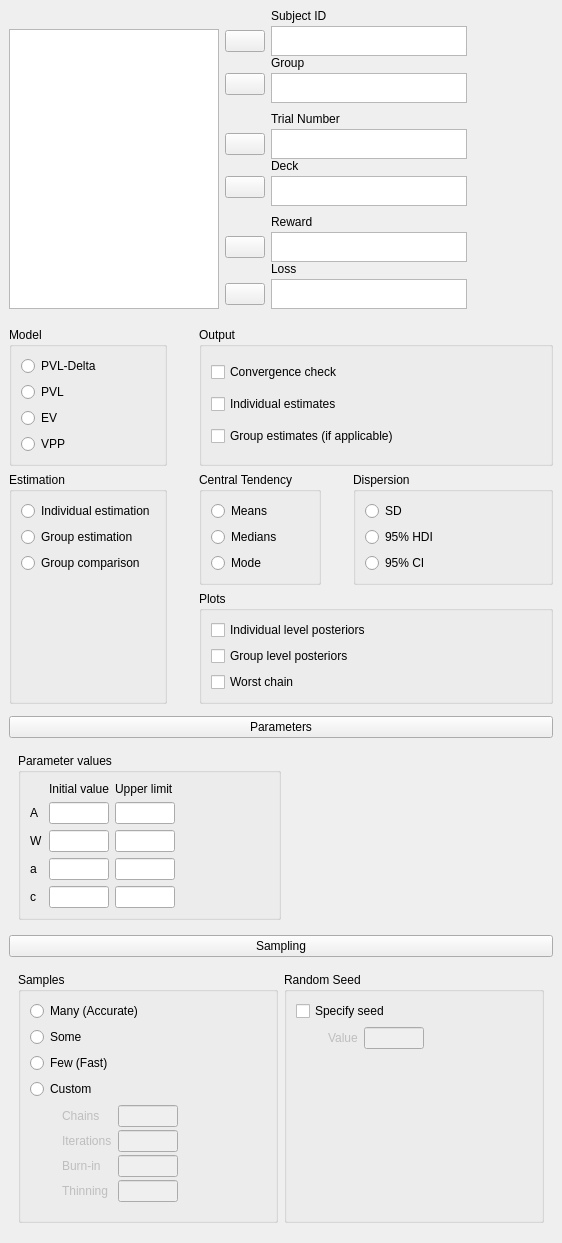
The window that JASP-Desktop/analysisforms/r11tlearnform.ui (jasp-stats/jasp-desktop) describes before a commit, drawn with Qt 5.
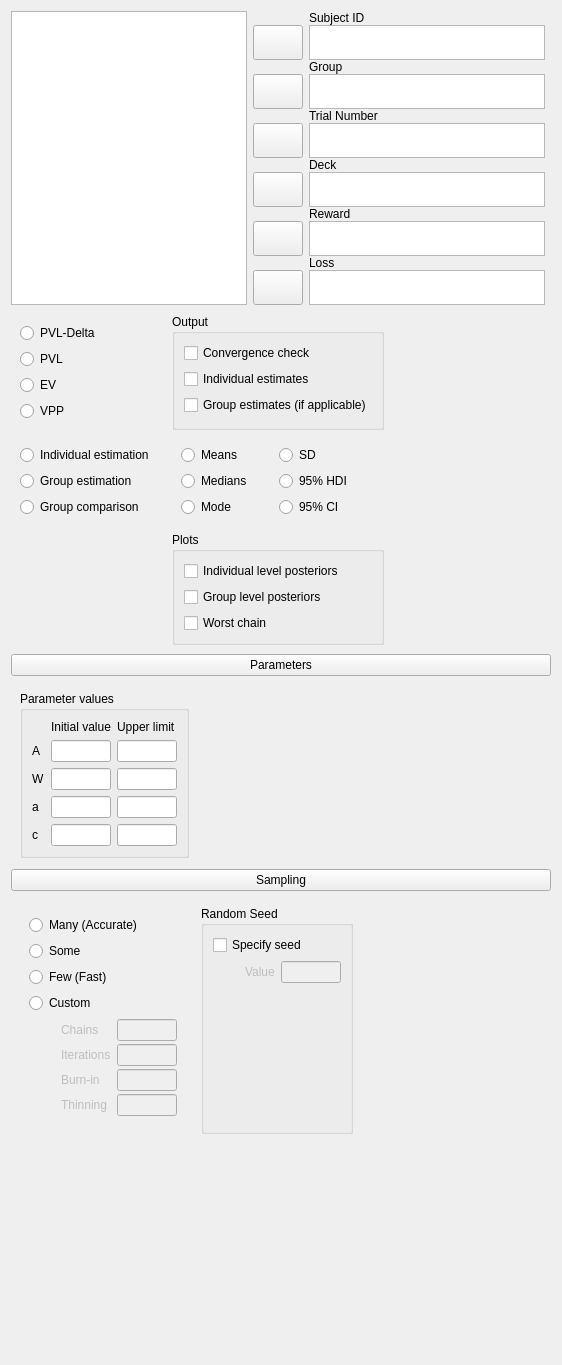
The same window after the commit. Custom widgets are drawn as their Qt base class.

Diff of the .ui file:
```diff
--- a/JASP-Desktop/analysisforms/r11tlearnform.ui
+++ b/JASP-Desktop/analysisforms/r11tlearnform.ui
@@ -7,116 +7,42 @@
     <x>0</x>
     <y>0</y>
     <width>562</width>
-    <height>1243</height>
+    <height>1365</height>
    </rect>
   </property>
   <property name="windowTitle">
    <string>Form</string>
   </property>
   <layout class="QGridLayout" name="gridLayout_25">
-   <property name="leftMargin">
-    <number>0</number>
-   </property>
-   <property name="topMargin">
-    <number>0</number>
-   </property>
-   <property name="rightMargin">
-    <number>0</number>
-   </property>
-   <property name="bottomMargin">
-    <number>0</number>
-   </property>
    <property name="verticalSpacing">
     <number>0</number>
    </property>
-   <item row="0" column="1">
-    <widget class="QWidget" name="widget_4" native="true">
-     <property name="minimumSize">
-      <size>
-       <width>80</width>
-       <height>0</height>
-      </size>
-     </property>
-    </widget>
-   </item>
    <item row="0" column="0">
     <widget class="QWidget" name="widget_3" native="true">
      <layout class="QGridLayout" name="gridLayout_7">
+      <property name="leftMargin">
+       <number>0</number>
+      </property>
+      <property name="topMargin">
+       <number>0</number>
+      </property>
+      <property name="rightMargin">
+       <number>0</number>
+      </property>
+      <property name="bottomMargin">
+       <number>0</number>
+      </property>
       <property name="verticalSpacing">
        <number>0</number>
       </property>
-      <item row="4" column="1" colspan="3">
-       <widget class="QWidget" name="randomFactorsBox" native="true">
-        <layout class="QGridLayout" name="gridLayout">
-         <property name="leftMargin">
-          <number>0</number>
-         </property>
-         <property name="topMargin">
-          <number>0</number>
-         </property>
-         <property name="rightMargin">
-          <number>0</number>
-         </property>
-         <property name="verticalSpacing">
-          <number>3</number>
-         </property>
-         <item row="0" column="0">
-          <widget class="QWidget" name="widget_9" native="true"/>
-         </item>
-         <item row="1" column="0">
-          <widget class="AssignButton" name="buttonAssignDeck">
-           <property name="maximumSize">
-            <size>
-             <width>50</width>
-             <height>16777215</height>
-            </size>
-           </property>
-           <property name="text">
-            <string/>
-           </property>
-          </widget>
-         </item>
-         <item row="1" column="1" rowspan="2">
-          <widget class="BoundListView" name="deck">
-           <property name="sizePolicy">
-            <sizepolicy hsizetype="Maximum" vsizetype="Expanding">
-             <horstretch>0</horstretch>
-             <verstretch>0</verstretch>
-            </sizepolicy>
-           </property>
-           <property name="maximumSize">
-            <size>
-             <width>210</width>
-             <height>30</height>
-            </size>
-           </property>
-           <property name="selectionMode">
-            <enum>QAbstractItemView::ExtendedSelection</enum>
-           </property>
-          </widget>
-         </item>
-         <item row="0" column="1">
-          <widget class="QLabel" name="label_3">
-           <property name="text">
-            <string>Deck</string>
-           </property>
-          </widget>
-         </item>
-        </layout>
-       </widget>
-      </item>
-      <item row="0" column="0">
-       <widget class="QWidget" name="widget_2" native="true">
-        <property name="maximumSize">
-         <size>
-          <width>16777215</width>
-          <height>20</height>
-         </size>
+      <item row="0" column="1" rowspan="2" colspan="2">
+       <widget class="QWidget" name="topWidget" native="true">
+        <property name="sizePolicy">
+         <sizepolicy hsizetype="Expanding" vsizetype="Fixed">
+          <horstretch>0</horstretch>
+          <verstretch>0</verstretch>
+         </sizepolicy>
         </property>
-       </widget>
-      </item>
-      <item row="0" column="1" rowspan="2" colspan="3">
-       <widget class="QWidget" name="widget_6" native="true">
         <layout class="QGridLayout" name="gridLayout_3">
          <property name="leftMargin">
           <number>0</number>
@@ -131,24 +57,33 @@
           <number>0</number>
          </property>
          <property name="verticalSpacing">
-          <number>3</number>
+          <number>0</number>
          </property>
-         <item row="0" column="0">
-          <widget class="QWidget" name="widget_7" native="true"/>
-         </item>
-         <item row="0" column="1">
+         <item row="0" column="2">
           <widget class="QLabel" name="label">
            <property name="text">
             <string>Subject ID</string>
            </property>
           </widget>
          </item>
-         <item row="1" column="0">
-          <widget class="AssignButton" name="buttonAssignSubjectId">
+         <item row="7" column="1">
+          <widget class="AssignButton" name="buttonAssignDeck">
+           <property name="sizePolicy">
+            <sizepolicy hsizetype="Fixed" vsizetype="Fixed">
+             <horstretch>0</horstretch>
+             <verstretch>0</verstretch>
+            </sizepolicy>
+           </property>
+           <property name="minimumSize">
+            <size>
+             <width>50</width>
+             <height>35</height>
+            </size>
+           </property>
            <property name="maximumSize">
             <size>
              <width>50</width>
-             <height>16777215</height>
+             <height>35</height>
             </size>
            </property>
            <property name="text">
@@ -156,10 +91,10 @@
            </property>
           </widget>
          </item>
-         <item row="1" column="1">
-          <widget class="BoundListView" name="subjectId">
+         <item row="7" column="2">
+          <widget class="BoundListView" name="deck">
            <property name="sizePolicy">
-            <sizepolicy hsizetype="Maximum" vsizetype="Expanding">
+            <sizepolicy hsizetype="Expanding" vsizetype="Fixed">
              <horstretch>0</horstretch>
              <verstretch>0</verstretch>
             </sizepolicy>
@@ -167,13 +102,13 @@
            <property name="minimumSize">
             <size>
              <width>0</width>
-             <height>0</height>
+             <height>35</height>
             </size>
            </property>
            <property name="maximumSize">
             <size>
-             <width>210</width>
-             <height>30</height>
+             <width>16777215</width>
+             <height>35</height>
             </size>
            </property>
            <property name="selectionMode">
@@ -181,30 +116,163 @@
            </property>
           </widget>
          </item>
-        </layout>
-       </widget>
-      </item>
-      <item row="2" column="1" colspan="3">
-       <widget class="QWidget" name="fixedFactorsBox" native="true">
-        <layout class="QGridLayout" name="gridLayout_2">
-         <property name="leftMargin">
-          <number>0</number>
-         </property>
-         <property name="topMargin">
-          <number>0</number>
-         </property>
-         <property name="rightMargin">
-          <number>0</number>
-         </property>
-         <property name="verticalSpacing">
-          <number>3</number>
-         </property>
-         <item row="1" column="0">
+         <item row="9" column="1">
+          <widget class="AssignButton" name="buttonAssignReward">
+           <property name="sizePolicy">
+            <sizepolicy hsizetype="Fixed" vsizetype="Fixed">
+             <horstretch>0</horstretch>
+             <verstretch>0</verstretch>
+            </sizepolicy>
+           </property>
+           <property name="minimumSize">
+            <size>
+             <width>50</width>
+             <height>35</height>
+            </size>
+           </property>
+           <property name="maximumSize">
+            <size>
+             <width>50</width>
+             <height>35</height>
+            </size>
+           </property>
+           <property name="text">
+            <string/>
+           </property>
+          </widget>
+         </item>
+         <item row="8" column="2">
+          <widget class="QLabel" name="label_5">
+           <property name="text">
+            <string>Reward</string>
+           </property>
+          </widget>
+         </item>
+         <item row="9" column="2">
+          <widget class="BoundListView" name="reward">
+           <property name="sizePolicy">
+            <sizepolicy hsizetype="Expanding" vsizetype="Fixed">
+             <horstretch>0</horstretch>
+             <verstretch>0</verstretch>
+            </sizepolicy>
+           </property>
+           <property name="minimumSize">
+            <size>
+             <width>0</width>
+             <height>35</height>
+            </size>
+           </property>
+           <property name="maximumSize">
+            <size>
+             <width>16777215</width>
+             <height>35</height>
+            </size>
+           </property>
+           <property name="selectionMode">
+            <enum>QAbstractItemView::ExtendedSelection</enum>
+           </property>
+          </widget>
+         </item>
+         <item row="11" column="1">
+          <widget class="AssignButton" name="buttonAssignLoss">
+           <property name="sizePolicy">
+            <sizepolicy hsizetype="Fixed" vsizetype="Fixed">
+             <horstretch>0</horstretch>
+             <verstretch>0</verstretch>
+            </sizepolicy>
+           </property>
+           <property name="minimumSize">
+            <size>
+             <width>50</width>
+             <height>35</height>
+            </size>
+           </property>
+           <property name="maximumSize">
+            <size>
+             <width>50</width>
+             <height>35</height>
+            </size>
+           </property>
+           <property name="text">
+            <string/>
+           </property>
+          </widget>
+         </item>
+         <item row="10" column="2">
+          <widget class="QLabel" name="label_6">
+           <property name="text">
+            <string>Loss</string>
+           </property>
+          </widget>
+         </item>
+         <item row="11" column="2">
+          <widget class="BoundListView" name="loss">
+           <property name="sizePolicy">
+            <sizepolicy hsizetype="Expanding" vsizetype="Fixed">
+             <horstretch>0</horstretch>
+             <verstretch>0</verstretch>
+            </sizepolicy>
+           </property>
+           <property name="minimumSize">
+            <size>
+             <width>0</width>
+             <height>35</height>
+            </size>
+           </property>
+           <property name="maximumSize">
+            <size>
+             <width>16777215</width>
+             <height>35</height>
+            </size>
+           </property>
+           <property name="selectionMode">
+            <enum>QAbstractItemView::ExtendedSelection</enum>
+           </property>
+          </widget>
+         </item>
+         <item row="5" column="2">
+          <widget class="BoundListView" name="trialNumber">
+           <property name="sizePolicy">
+            <sizepolicy hsizetype="Expanding" vsizetype="Fixed">
+             <horstretch>0</horstretch>
+             <verstretch>0</verstretch>
+            </sizepolicy>
+           </property>
+           <property name="minimumSize">
+            <size>
+             <width>0</width>
+             <height>35</height>
+            </size>
+           </property>
+           <property name="maximumSize">
+            <size>
+             <width>16777215</width>
+             <height>35</height>
+            </size>
+           </property>
+           <property name="selectionMode">
+            <enum>QAbstractItemView::ExtendedSelection</enum>
+           </property>
+          </widget>
+         </item>
+         <item row="3" column="1">
           <widget class="AssignButton" name="buttonAssignGroup">
+           <property name="sizePolicy">
+            <sizepolicy hsizetype="Fixed" vsizetype="Fixed">
+             <horstretch>0</horstretch>
+             <verstretch>0</verstretch>
+            </sizepolicy>
+           </property>
+           <property name="minimumSize">
+            <size>
+             <width>50</width>
+             <height>35</height>
+            </size>
+           </property>
            <property name="maximumSize">
             <size>
              <width>50</width>
-             <height>16777215</height>
+             <height>35</height>
             </size>
            </property>
            <property name="text">
@@ -212,18 +280,24 @@
            </property>
           </widget>
          </item>
-         <item row="1" column="1" rowspan="2">
+         <item row="3" column="2">
           <widget class="BoundListView" name="group">
            <property name="sizePolicy">
-            <sizepolicy hsizetype="Maximum" vsizetype="Expanding">
+            <sizepolicy hsizetype="Expanding" vsizetype="Fixed">
              <horstretch>0</horstretch>
              <verstretch>0</verstretch>
             </sizepolicy>
            </property>
+           <property name="minimumSize">
+            <size>
+             <width>0</width>
+             <height>35</height>
+            </size>
+           </property>
            <property name="maximumSize">
             <size>
-             <width>210</width>
-             <height>30</height>
+             <width>16777215</width>
+             <height>35</height>
             </size>
            </property>
            <property name="selectionMode">
@@ -231,103 +305,98 @@
            </property>
           </widget>
          </item>
-         <item row="0" column="0">
-          <widget class="QWidget" name="widget_8" native="true"/>
-         </item>
-         <item row="0" column="1">
+         <item row="2" column="2">
           <widget class="QLabel" name="label_2">
            <property name="text">
             <string>Group</string>
            </property>
           </widget>
          </item>
-        </layout>
-       </widget>
-      </item>
-      <item row="1" column="0" rowspan="8">
-       <widget class="AvailableFieldsListView" name="listAvailableFields">
-        <property name="sizePolicy">
-         <sizepolicy hsizetype="Fixed" vsizetype="Expanding">
-          <horstretch>0</horstretch>
-          <verstretch>0</verstretch>
-         </sizepolicy>
-        </property>
-        <property name="minimumSize">
-         <size>
-          <width>0</width>
-          <height>200</height>
-         </size>
-        </property>
-        <property name="maximumSize">
-         <size>
-          <width>210</width>
-          <height>16777215</height>
-         </size>
-        </property>
-        <property name="selectionMode">
-         <enum>QAbstractItemView::ExtendedSelection</enum>
-        </property>
-       </widget>
-      </item>
-      <item row="3" column="1" colspan="3">
-       <widget class="QWidget" name="widget_11" native="true">
-        <layout class="QGridLayout" name="gridLayout_4">
-         <property name="leftMargin">
-          <number>0</number>
-         </property>
-         <property name="topMargin">
-          <number>0</number>
-         </property>
-         <property name="rightMargin">
-          <number>0</number>
-         </property>
-         <property name="bottomMargin">
-          <number>0</number>
-         </property>
-         <property name="verticalSpacing">
-          <number>3</number>
-         </property>
-         <item row="0" column="0">
-          <widget class="QWidget" name="widget_12" native="true"/>
+         <item row="5" column="1">
+          <widget class="AssignButton" name="buttonAssignTrialNumber">
+           <property name="sizePolicy">
+            <sizepolicy hsizetype="Fixed" vsizetype="Fixed">
+             <horstretch>0</horstretch>
+             <verstretch>0</verstretch>
+            </sizepolicy>
+           </property>
+           <property name="minimumSize">
+            <size>
+             <width>50</width>
+             <height>35</height>
+            </size>
+           </property>
+           <property name="maximumSize">
+            <size>
+             <width>50</width>
+             <height>35</height>
+            </size>
+           </property>
+           <property name="text">
+            <string/>
+           </property>
+          </widget>
          </item>
-         <item row="0" column="1">
+         <item row="4" column="2">
           <widget class="QLabel" name="label_4">
            <property name="text">
             <string>Trial Number</string>
            </property>
           </widget>
          </item>
+         <item row="6" column="2">
+          <widget class="QLabel" name="label_3">
+           <property name="text">
+            <string>Deck</string>
+           </property>
+          </widget>
+         </item>
+         <item row="0" column="1">
+          <widget class="QWidget" name="widget_7" native="true"/>
+         </item>
+         <item row="1" column="2">
+          <widget class="BoundListView" name="subjectId">
+           <property name="sizePolicy">
+            <sizepolicy hsizetype="Expanding" vsizetype="Fixed">
+             <horstretch>0</horstretch>
+             <verstretch>0</verstretch>
+            </sizepolicy>
+           </property>
+           <property name="minimumSize">
+            <size>
+             <width>0</width>
+             <height>35</height>
+            </size>
+           </property>
+           <property name="maximumSize">
+            <size>
+             <width>16777215</width>
+             <height>35</height>
+            </size>
+           </property>
+           <property name="selectionMode">
+            <enum>QAbstractItemView::ExtendedSelection</enum>
+           </property>
+          </widget>
+         </item>
          <item row="1" column="1">
-          <widget class="BoundListView" name="trialNumber">
+          <widget class="AssignButton" name="buttonAssignSubjectId">
            <property name="sizePolicy">
-            <sizepolicy hsizetype="Maximum" vsizetype="Expanding">
+            <sizepolicy hsizetype="Fixed" vsizetype="Fixed">
              <horstretch>0</horstretch>
              <verstretch>0</verstretch>
             </sizepolicy>
            </property>
            <property name="minimumSize">
             <size>
-             <width>0</width>
-             <height>0</height>
+             <width>50</width>
+             <height>35</height>
             </size>
            </property>
            <property name="maximumSize">
             <size>
-             <width>210</width>
-             <height>30</height>
-            </size>
-           </property>
-           <property name="selectionMode">
-            <enum>QAbstractItemView::ExtendedSelection</enum>
-           </property>
-          </widget>
-         </item>
-         <item row="1" column="0">
-          <widget class="AssignButton" name="buttonAssignTrialNumber">
-           <property name="maximumSize">
-            <size>
              <width>50</width>
-             <height>16777215</height>
+             <height>35</height>
             </size>
            </property>
            <property name="text">
@@ -335,12 +404,31 @@
            </property>
           </widget>
          </item>
+         <item row="0" column="0" rowspan="12">
+          <widget class="AvailableFieldsListView" name="listAvailableFields">
+           <property name="sizePolicy">
+            <sizepolicy hsizetype="Expanding" vsizetype="Preferred">
+             <horstretch>0</horstretch>
+             <verstretch>0</verstretch>
+            </sizepolicy>
+           </property>
+           <property name="minimumSize">
+            <size>
+             <width>0</width>
+             <height>0</height>
+            </size>
+           </property>
+           <property name="selectionMode">
+            <enum>QAbstractItemView::ExtendedSelection</enum>
+           </property>
+          </widget>
+         </item>
         </layout>
        </widget>
       </item>
-      <item row="5" column="1" colspan="3">
-       <widget class="QWidget" name="widget_13" native="true">
-        <layout class="QGridLayout" name="gridLayout_5">
+      <item row="2" column="1" colspan="2">
+       <widget class="QWidget" name="widget_11" native="true">
+        <layout class="QGridLayout" name="gridLayout_4">
          <property name="leftMargin">
           <number>0</number>
          </property>
@@ -356,58 +444,10 @@
          <property name="verticalSpacing">
           <number>3</number>
          </property>
-         <item row="0" column="0">
-          <widget class="QWidget" name="widget_14" native="true"/>
-         </item>
-         <item row="1" column="0">
-          <widget class="AssignButton" name="buttonAssignReward">
-           <property name="maximumSize">
-            <size>
-             <width>50</width>
-             <height>16777215</height>
-            </size>
-           </property>
-           <property name="text">
-            <string/>
-           </property>
-          </widget>
-         </item>
-         <item row="1" column="1">
-          <widget class="BoundListView" name="reward">
-           <property name="sizePolicy">
-            <sizepolicy hsizetype="Maximum" vsizetype="Expanding">
-             <horstretch>0</horstretch>
-             <verstretch>0</verstretch>
-            </sizepolicy>
-           </property>
-           <property name="minimumSize">
-            <size>
-             <width>0</width>
-             <height>0</height>
-            </size>
-           </property>
-           <property name="maximumSize">
-            <size>
-             <width>210</width>
-             <height>30</height>
-            </size>
-           </property>
-           <property name="selectionMode">
-            <enum>QAbstractItemView::ExtendedSelection</enum>
-           </property>
-          </widget>
-         </item>
-         <item row="0" column="1">
-          <widget class="QLabel" name="label_5">
-           <property name="text">
-            <string>Reward</string>
-           </property>
-          </widget>
-         </item>
         </layout>
        </widget>
       </item>
-      <item row="6" column="1" rowspan="3" colspan="3">
+      <item row="4" column="1" rowspan="3" colspan="2">
        <widget class="QWidget" name="widget_15" native="true">
         <layout class="QGridLayout" name="gridLayout_6">
          <property name="leftMargin">
@@ -425,54 +465,27 @@
          <property name="verticalSpacing">
           <number>3</number>
          </property>
-         <item row="0" column="0">
-          <widget class="QWidget" name="widget_16" native="true"/>
-         </item>
-         <item row="1" column="0">
-          <widget class="AssignButton" name="buttonAssignLoss">
-           <property name="maximumSize">
-            <size>
-             <width>50</width>
-             <height>16777215</height>
-            </size>
-           </property>
-           <property name="text">
-            <string/>
-           </property>
-          </widget>
-         </item>
-         <item row="1" column="1">
-          <widget class="BoundListView" name="loss">
-           <property name="sizePolicy">
-            <sizepolicy hsizetype="Maximum" vsizetype="Expanding">
-             <horstretch>0</horstretch>
-             <verstretch>0</verstretch>
-            </sizepolicy>
-           </property>
-           <property name="minimumSize">
-            <size>
-             <width>0</width>
-             <height>0</height>
-            </size>
-           </property>
-           <property name="maximumSize">
-            <size>
-             <width>210</width>
-             <height>30</height>
-            </size>
-           </property>
-           <property name="selectionMode">
-            <enum>QAbstractItemView::ExtendedSelection</enum>
-           </property>
-          </widget>
-         </item>
-         <item row="0" column="1">
-          <widget class="QLabel" name="label_6">
-           <property name="text">
-            <string>Loss</string>
-           </property>
-          </widget>
-         </item>
+        </layout>
+       </widget>
+      </item>
+      <item row="3" column="1" colspan="2">
+       <widget class="QWidget" name="widget_13" native="true">
+        <layout class="QGridLayout" name="gridLayout_5">
+         <property name="leftMargin">
+          <number>0</number>
+         </property>
+         <property name="topMargin">
+          <number>0</number>
+         </property>
+         <property name="rightMargin">
+          <number>0</number>
+         </property>
+         <property name="bottomMargin">
+          <number>0</number>
+         </property>
+         <property name="verticalSpacing">
+          <number>3</number>
+         </property>
         </layout>
        </widget>
       </item>
@@ -481,13 +494,28 @@
    </item>
    <item row="1" column="0" colspan="2">
     <widget class="QWidget" name="widget" native="true">
+     <property name="sizePolicy">
+      <sizepolicy hsizetype="Fixed" vsizetype="Preferred">
+       <horstretch>0</horstretch>
+       <verstretch>0</verstretch>
+      </sizepolicy>
+     </property>
      <layout class="QGridLayout" name="gridLayout_8">
+      <property name="leftMargin">
+       <number>0</number>
+      </property>
+      <property name="rightMargin">
+       <number>0</number>
+      </property>
+      <property name="bottomMargin">
+       <number>0</number>
+      </property>
       <property name="horizontalSpacing">
-       <number>32</number>
+       <number>9</number>
       </property>
       <item row="1" column="1" rowspan="2">
-       <widget class="BoundGroupBox" name="centralTendency">
-        <property name="title">
+       <widget class="BoundGroupBox" name="centralTendency" native="true">
+        <property name="title" stdset="0">
          <string>Central Tendency</string>
         </property>
         <layout class="QGridLayout" name="gridLayout_23">
@@ -516,8 +544,8 @@
        </widget>
       </item>
       <item row="1" column="0" rowspan="3">
-       <widget class="BoundGroupBox" name="estimation">
-        <property name="title">
+       <widget class="BoundGroupBox" name="estimation" native="true">
+        <property name="title" stdset="0">
          <string>Estimation</string>
         </property>
         <layout class="QGridLayout" name="gridLayout_10">
@@ -559,8 +587,8 @@
        </widget>
       </item>
       <item row="0" column="0">
-       <widget class="BoundGroupBox" name="model">
-        <property name="title">
+       <widget class="BoundGroupBox" name="model" native="true">
+        <property name="title" stdset="0">
          <string>Model</string>
         </property>
         <layout class="QGridLayout" name="gridLayout_9">
@@ -656,8 +684,8 @@
        </widget>
       </item>
       <item row="1" column="2" rowspan="2" colspan="3">
-       <widget class="BoundGroupBox" name="distribution">
-        <property name="title">
+       <widget class="BoundGroupBox" name="distribution" native="true">
+        <property name="title" stdset="0">
          <string>Dispersion</string>
         </property>
         <layout class="QGridLayout" name="gridLayout_22">
@@ -691,14 +719,23 @@
    <item row="2" column="0" colspan="2">
     <widget class="QWidget" name="widget_10" native="true">
      <layout class="QGridLayout" name="gridLayout_14">
-      <property name="topMargin">
-       <number>3</number>
+      <property name="leftMargin">
+       <number>0</number>
+      </property>
+      <property name="rightMargin">
+       <number>0</number>
       </property>
       <property name="bottomMargin">
-       <number>3</number>
+       <number>0</number>
       </property>
       <item row="0" column="0">
        <widget class="ExpanderButton" name="pushButton">
+        <property name="sizePolicy">
+         <sizepolicy hsizetype="Expanding" vsizetype="Fixed">
+          <horstretch>0</horstretch>
+          <verstretch>0</verstretch>
+         </sizepolicy>
+        </property>
         <property name="text">
          <string>Parameters</string>
         </property>
@@ -706,6 +743,12 @@
       </item>
       <item row="1" column="0">
        <widget class="QWidget" name="containerParameters" native="true">
+        <property name="sizePolicy">
+         <sizepolicy hsizetype="Fixed" vsizetype="Preferred">
+          <horstretch>0</horstretch>
+          <verstretch>0</verstretch>
+         </sizepolicy>
+        </property>
         <layout class="QGridLayout" name="gridLayout_15">
          <item row="0" column="0">
           <widget class="GroupBox" name="groupBox_5">
@@ -723,13 +766,6 @@
               </property>
              </widget>
             </item>
-            <item row="2" column="0">
-             <widget class="QLabel" name="label_9">
-              <property name="text">
-               <string>W</string>
-              </property>
-             </widget>
-            </item>
             <item row="4" column="2">
              <widget class="BoundTextBox" name="cUpper">
               <property name="maximumSize">
@@ -750,6 +786,13 @@
               </property>
              </widget>
             </item>
+            <item row="2" column="0">
+             <widget class="QLabel" name="label_9">
+              <property name="text">
+               <string>W</string>
+              </property>
+             </widget>
+            </item>
             <item row="3" column="2">
              <widget class="BoundTextBox" name="aUpper">
               <property name="maximumSize">
@@ -784,20 +827,6 @@
               </property>
              </widget>
             </item>
-            <item row="0" column="2">
-             <widget class="QLabel" name="label_13">
-              <property name="text">
-               <string>Upper limit</string>
-              </property>
-             </widget>
-            </item>
-            <item row="1" column="0">
-             <widget class="QLabel" name="label_8">
-              <property name="text">
-               <string>A</string>
-              </property>
-             </widget>
-            </item>
             <item row="2" column="1">
              <widget class="BoundTextBox" name="WInitial">
               <property name="maximumSize">
@@ -808,13 +837,6 @@
               </property>
              </widget>
             </item>
-            <item row="4" column="0">
-             <widget class="QLabel" name="label_11">
-              <property name="text">
-               <string>c</string>
-              </property>
-             </widget>
-            </item>
             <item row="3" column="1">
              <widget class="BoundTextBox" name="aInitial">
               <property name="maximumSize">
@@ -835,35 +857,30 @@
               </property>
              </widget>
             </item>
-            <item row="1" column="3">
-             <spacer name="horizontalSpacer_2">
-              <property name="orientation">
-               <enum>Qt::Horizontal</enum>
+            <item row="4" column="0">
+             <widget class="QLabel" name="label_11">
+              <property name="text">
+               <string>c</string>
               </property>
-              <property name="sizeHint" stdset="0">
-               <size>
-                <width>40</width>
-                <height>20</height>
-               </size>
+             </widget>
+            </item>
+            <item row="1" column="0">
+             <widget class="QLabel" name="label_8">
+              <property name="text">
+               <string>A</string>
               </property>
-             </spacer>
+             </widget>
+            </item>
+            <item row="0" column="2">
+             <widget class="QLabel" name="label_13">
+              <property name="text">
+               <string>Upper limit</string>
+              </property>
+             </widget>
             </item>
            </layout>
           </widget>
          </item>
-         <item row="0" column="1">
-          <spacer name="horizontalSpacer">
-           <property name="orientation">
-            <enum>Qt::Horizontal</enum>
-           </property>
-           <property name="sizeHint" stdset="0">
-            <size>
-             <width>40</width>
-             <height>20</height>
-            </size>
-           </property>
-          </spacer>
-         </item>
         </layout>
        </widget>
       </item>
@@ -886,14 +903,26 @@
    <item row="3" column="0" colspan="2">
     <widget class="QWidget" name="widget_5" native="true">
      <layout class="QGridLayout" name="gridLayout_12">
+      <property name="leftMargin">
+       <number>0</number>
+      </property>
       <property name="topMargin">
-       <number>3</number>
+       <number>2</number>
+      </property>
+      <property name="rightMargin">
+       <number>0</number>
       </property>
       <property name="bottomMargin">
-       <number>3</number>
+       <number>0</number>
       </property>
       <item row="0" column="0">
        <widget class="ExpanderButton" name="pushButton_2">
+        <property name="sizePolicy">
+         <sizepolicy hsizetype="Expanding" vsizetype="Fixed">
+          <horstretch>0</horstretch>
+          <verstretch>0</verstretch>
+         </sizepolicy>
+        </property>
         <property name="text">
          <string>Sampling</string>
         </property>
@@ -901,10 +930,16 @@
       </item>
       <item row="1" column="0">
        <widget class="QWidget" name="containerSampling" native="true">
+        <property name="sizePolicy">
+         <sizepolicy hsizetype="Fixed" vsizetype="Fixed">
+          <horstretch>0</horstretch>
+          <verstretch>0</verstretch>
+         </sizepolicy>
+        </property>
         <layout class="QGridLayout" name="gridLayout_18">
          <item row="0" column="0">
-          <widget class="BoundGroupBox" name="samples">
-           <property name="title">
+          <widget class="BoundGroupBox" name="samples" native="true">
+           <property name="title" stdset="0">
             <string>Samples</string>
            </property>
            <layout class="QGridLayout" name="gridLayout_19">
@@ -951,6 +986,36 @@
                <property name="verticalSpacing">
                 <number>3</number>
                </property>
+               <item row="5" column="1">
+                <widget class="BoundTextBox" name="customThinning">
+                 <property name="maximumSize">
+                  <size>
+                   <width>60</width>
+                   <height>16777215</height>
+                  </size>
+                 </property>
+                </widget>
+               </item>
+               <item row="3" column="1">
+                <widget class="BoundTextBox" name="customBurnin">
+                 <property name="maximumSize">
+                  <size>
+                   <width>60</width>
+                   <height>16777215</height>
+                  </size>
+                 </property>
+                </widget>
+               </item>
+               <item row="1" column="1">
+                <widget class="BoundTextBox" name="customIterations">
+                 <property name="maximumSize">
+                  <size>
+                   <width>60</width>
+                   <height>16777215</height>
+                  </size>
+                 </property>
+                </widget>
+               </item>
                <item row="5" column="0">
                 <widget class="QLabel" name="label_17">
                  <property name="text">
@@ -965,19 +1030,6 @@
                  </property>
                 </widget>
                </item>
-               <item row="1" column="2">
-                <spacer name="horizontalSpacer_4">
-                 <property name="orientation">
-                  <enum>Qt::Horizontal</enum>
-                 </property>
-                 <property name="sizeHint" stdset="0">
-                  <size>
-                   <width>40</width>
-                   <height>20</height>
-                  </size>
-                 </property>
-                </spacer>
-               </item>
                <item row="3" column="0">
                 <widget class="QLabel" name="label_14">
                  <property name="text">
@@ -985,26 +1037,6 @@
                  </property>
                 </widget>
                </item>
-               <item row="3" column="1">
-                <widget class="BoundTextBox" name="customBurnin">
-                 <property name="maximumSize">
-                  <size>
-                   <width>60</width>
-                   <height>16777215</height>
-                  </size>
-                 </property>
-                </widget>
-               </item>
-               <item row="1" column="1">
-                <widget class="BoundTextBox" name="customIterations">
-                 <property name="maximumSize">
-                  <size>
-                   <width>60</width>
-                   <height>16777215</height>
-                  </size>
-                 </property>
-                </widget>
-               </item>
                <item row="0" column="0">
                 <widget class="QLabel" name="label_16">
                  <property name="text">
@@ -1022,16 +1054,6 @@
                  </property>
                 </widget>
                </item>
-               <item row="5" column="1">
-                <widget class="BoundTextBox" name="customThinning">
-                 <property name="maximumSize">
-                  <size>
-                   <width>60</width>
-                   <height>16777215</height>
-                  </size>
-                 </property>
-                </widget>
-               </item>
               </layout>
              </widget>
             </item>
@@ -1099,19 +1121,6 @@
                  </property>
                 </spacer>
                </item>
-               <item row="0" column="2">
-                <spacer name="horizontalSpacer_3">
-                 <property name="orientation">
-                  <enum>Qt::Horizontal</enum>
-                 </property>
-                 <property name="sizeHint" stdset="0">
-                  <size>
-                   <width>40</width>
-                   <height>20</height>
-                  </size>
-                 </property>
-                </spacer>
-               </item>
               </layout>
              </widget>
             </item>
@@ -1142,33 +1151,33 @@
    <extends>QListView</extends>
    <header>widgets/boundlistview.h</header>
   </customwidget>
-  <customwidget>
-   <class>BoundGroupBox</class>
-   <extends>QGroupBox</extends>
-   <header>widgets/boundgroupbox.h</header>
-   <container>1</container>
-  </customwidget>
-  <customwidget>
-   <class>GroupBox</class>
-   <extends>QGroupBox</extends>
-   <header>widgets/groupbox.h</header>
-   <container>1</container>
-  </customwidget>
-  <customwidget>
-   <class>ExpanderButton</class>
-   <extends>QPushButton</extends>
-   <header>widgets/expanderbutton.h</header>
-  </customwidget>
   <customwidget>
    <class>BoundCheckBox</class>
    <extends>QCheckBox</extends>
    <header>widgets/boundcheckbox.h</header>
   </customwidget>
+  <customwidget>
+   <class>GroupBox</class>
+   <extends>QGroupBox</extends>
+   <header>widgets/groupbox.h</header>
+   <container>1</container>
+  </customwidget>
   <customwidget>
    <class>BoundTextBox</class>
    <extends>QLineEdit</extends>
    <header>widgets/boundtextbox.h</header>
   </customwidget>
+  <customwidget>
+   <class>BoundGroupBox</class>
+   <extends>QWidget</extends>
+   <header>widgets/boundgroupbox.h</header>
+   <container>1</container>
+  </customwidget>
+  <customwidget>
+   <class>ExpanderButton</class>
+   <extends>QPushButton</extends>
+   <header>widgets/expanderbutton.h</header>
+  </customwidget>
  </customwidgets>
  <tabstops>
   <tabstop>listAvailableFields</tabstop>
```
Left out of the diff: 11 changed lines with no effect on the pictures.
